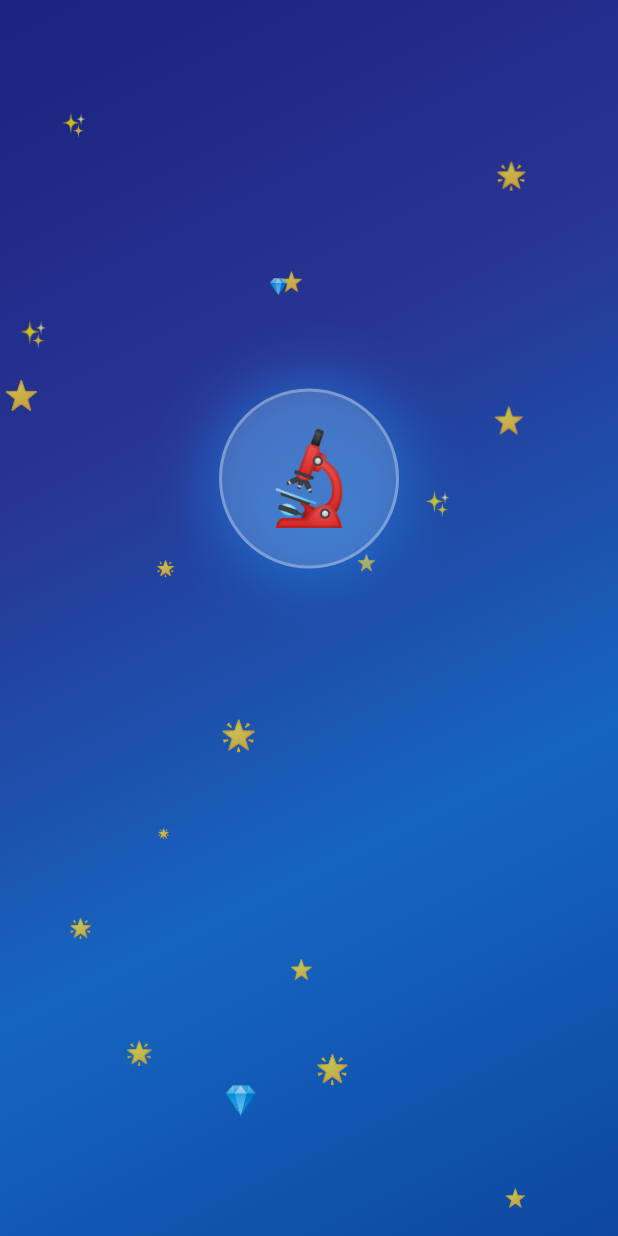
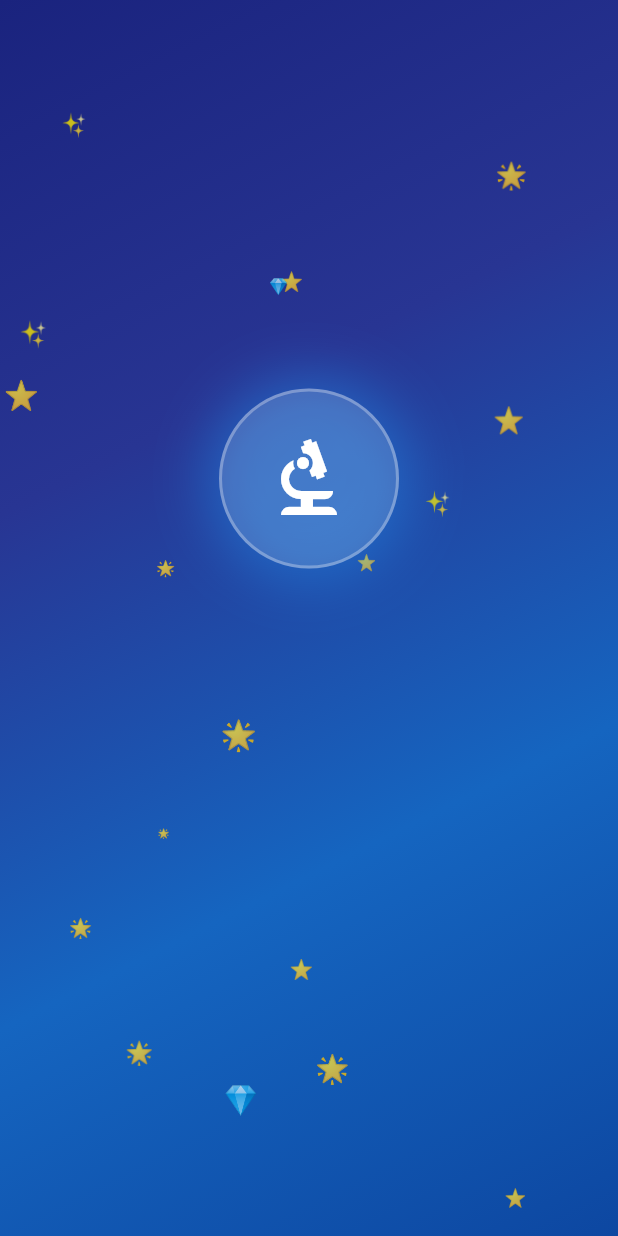
Before and after one commit to projaFR/labo-emile, a Flutter app: the first screen one second after launch, on a phone screen of 412 x 824 dp. Run offline on Flutter 3.47's test engine with Material 3 defaults, Android fonts, the phone set to English and light mode, and no system bars; our stand-ins replace audioplayers, confetti, shared_preferences.

Commit message:
Écran de lancement : microscope en icône Material au lieu de l'emoji (plus de rectangle au chargement sur le web)
Co-Authored-By: Claude Sonnet 5.5 <noreply@anthropic.com>

```diff
--- a/lib/views/launch_screen.dart
+++ b/lib/views/launch_screen.dart
@@ -181,7 +181,13 @@ class _LaunchScreenState extends State<LaunchScreen>
                             ],
                           ),
                           child: const Center(
-                            child: Text('🔬', style: TextStyle(fontSize: 60)),
+                            // Icône Material (police embarquée) : pas de
+                            // glyphe manquant au chargement sur le web.
+                            child: Icon(
+                              Icons.biotech,
+                              size: 64,
+                              color: Colors.white,
+                            ),
                           ),
                         ),
                       ),
```
